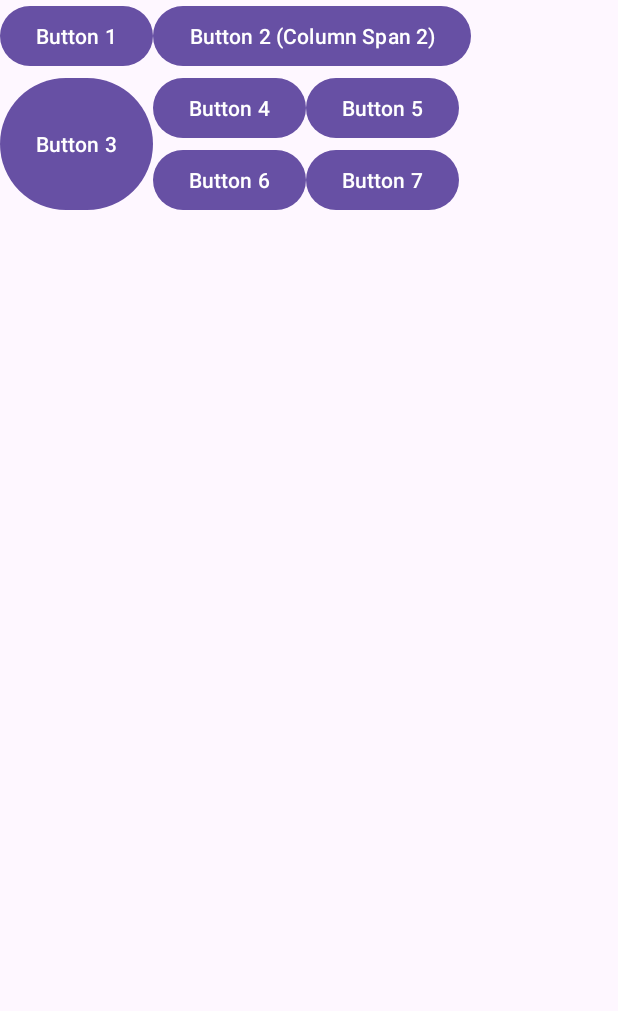
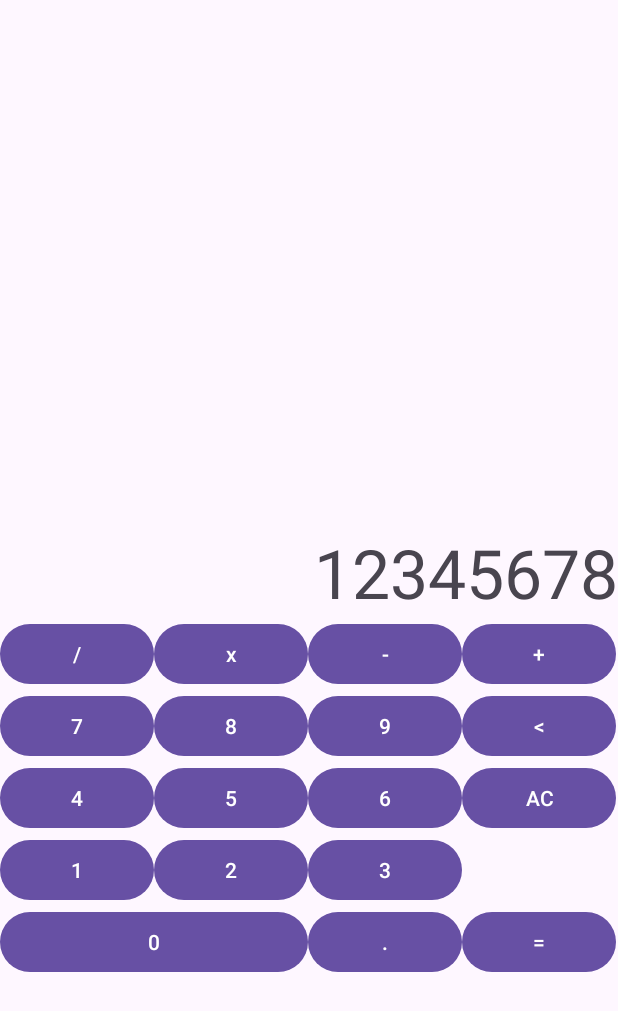
Before and after one commit to HSH-11/MobileProgramming, an Android app: the layout activity_main.xml on its own in the app's theme, with its tools: preview values and no code run, on a phone screen of 412 x 824 dp. Shown: the top 1011 px of the screen. Run offline under Robolectric (Android 15) with nearby library versions, the phone set to English and light mode, and no system bars.

Commit message:
계산기 앱2

```diff
--- a/app/layout/src/main/res/layout/activity_main.xml
+++ b/app/layout/src/main/res/layout/activity_main.xml
@@ -1,35 +1,49 @@
 <?xml version="1.0" encoding="utf-8"?>
-<GridLayout xmlns:android="http://schemas.android.com/apk/res/android"
-    xmlns:tools="http://schemas.android.com/tools"
-    android:layout_width="wrap_content"
-    android:layout_height="wrap_content"
-    android:columnCount="3"
-    android:rowCount="3"
-    tools:context=".MainActivity">
+<LinearLayout xmlns:android="http://schemas.android.com/apk/res/android"
+    android:id="@+id/main"
+    android:orientation="vertical"
+    android:layout_width="match_parent"
+    android:layout_height="match_parent">
+    <TextView
+        android:layout_width="match_parent"
+        android:layout_height="match_parent"
+        android:textSize="45dip"
+        android:gravity="right|bottom"
+        android:text="12345678"
+        android:layout_weight="1"/>
 
-    <Button
-        android:text="Button 1" />
-
-    <Button
-        android:layout_columnSpan="2"
-        android:text="Button 2 (Column Span 2)" />
-
-    <Button
-        android:layout_rowSpan="2"
-        android:layout_gravity="fill_vertical"
-        android:text="Button 3" />
-
-    <Button
-        android:text="Button 4" />
-
-    <Button
-        android:text="Button 5" />
-
-    <Button
-        android:text="Button 6" />
-
-    <Button
-        android:text="Button 7" />
-
-
-</GridLayout>
+    <TableLayout
+        android:layout_width="match_parent"
+        android:layout_height="match_parent"
+        android:layout_weight="1"
+        android:stretchColumns="0,1,2,3">
+        <TableRow>
+            <Button android:text="/" />
+            <Button android:text="x" />
+            <Button android:text="-" />
+            <Button android:text="+" />
+        </TableRow>
+        <TableRow>
+            <Button android:text="7" />
+            <Button android:text="8" />
+            <Button android:text="9" />
+            <Button android:text="&lt;" />
+        </TableRow>
+        <TableRow>
+            <Button android:text="4" />
+            <Button android:text="5" />
+            <Button android:text="6" />
+            <Button android:text="AC" />
+        </TableRow>
+        <TableRow>
+            <Button android:text="1" />
+            <Button android:text="2" />
+            <Button android:text="3" />
+        </TableRow>
+        <TableRow>
+            <Button android:text="0" android:layout_span="2" />
+            <Button android:text="." />
+            <Button android:text="=" />
+        </TableRow>
+    </TableLayout>
+</LinearLayout>
```
